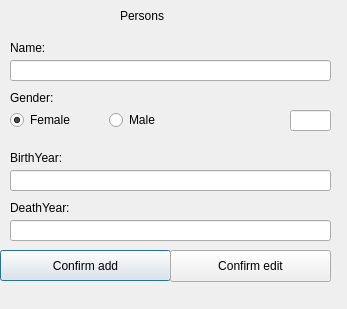
Qt form personsdialog.ui (maggawaage/skil3) before a commit.
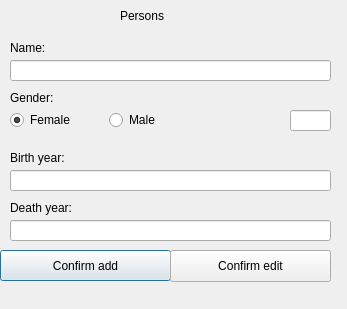
The same form after that commit.

The edit to the form file:
```diff
--- a/personsdialog.ui
+++ b/personsdialog.ui
@@ -84,12 +84,12 @@
     <rect>
      <x>10</x>
      <y>150</y>
-     <width>59</width>
+     <width>81</width>
      <height>16</height>
     </rect>
    </property>
    <property name="text">
-    <string>BirthYear:</string>
+    <string>Birth year:</string>
    </property>
   </widget>
   <widget class="QLabel" name="labelDeathYear">
@@ -102,7 +102,7 @@
     </rect>
    </property>
    <property name="text">
-    <string>DeathYear:</string>
+    <string>Death year:</string>
    </property>
   </widget>
   <widget class="QLabel" name="label">
@@ -164,8 +164,8 @@
   <widget class="QLabel" name="labelErrorPersonBY">
    <property name="geometry">
     <rect>
-     <x>79</x>
-     <y>140</y>
+     <x>80</x>
+     <y>150</y>
      <width>251</width>
      <height>20</height>
     </rect>
```
